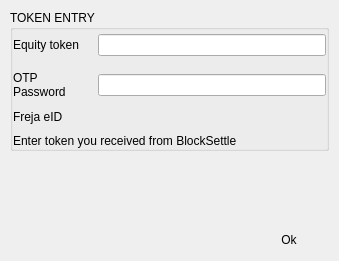
Before: the Qt Designer form BlockSettleUILib/CCTokenEntryDialog.ui in BlockSettle/terminal, drawn with Qt 5.
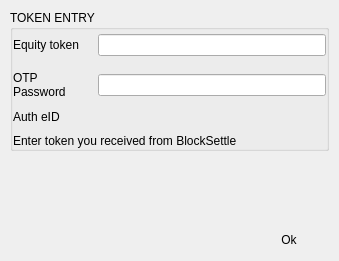
After: the same form once the commit is applied.

Commit message:
Freja/FREJA -> Auth/AUTH
Change all references from Freja (eID) to Auth (eID). Initial commit. Hasn't been checked against the terminal yet, which will probably require its own PR.

```diff
--- a/BlockSettleUILib/CCTokenEntryDialog.ui
+++ b/BlockSettleUILib/CCTokenEntryDialog.ui
@@ -200,7 +200,7 @@
          <item>
           <widget class="QLabel" name="labelFreja">
            <property name="text">
-            <string>Freja eID</string>
+            <string>Auth eID</string>
            </property>
           </widget>
          </item>
```
Left out of the diff: 2 changed lines with no effect on the pictures. The commit also changes 50 other files.
